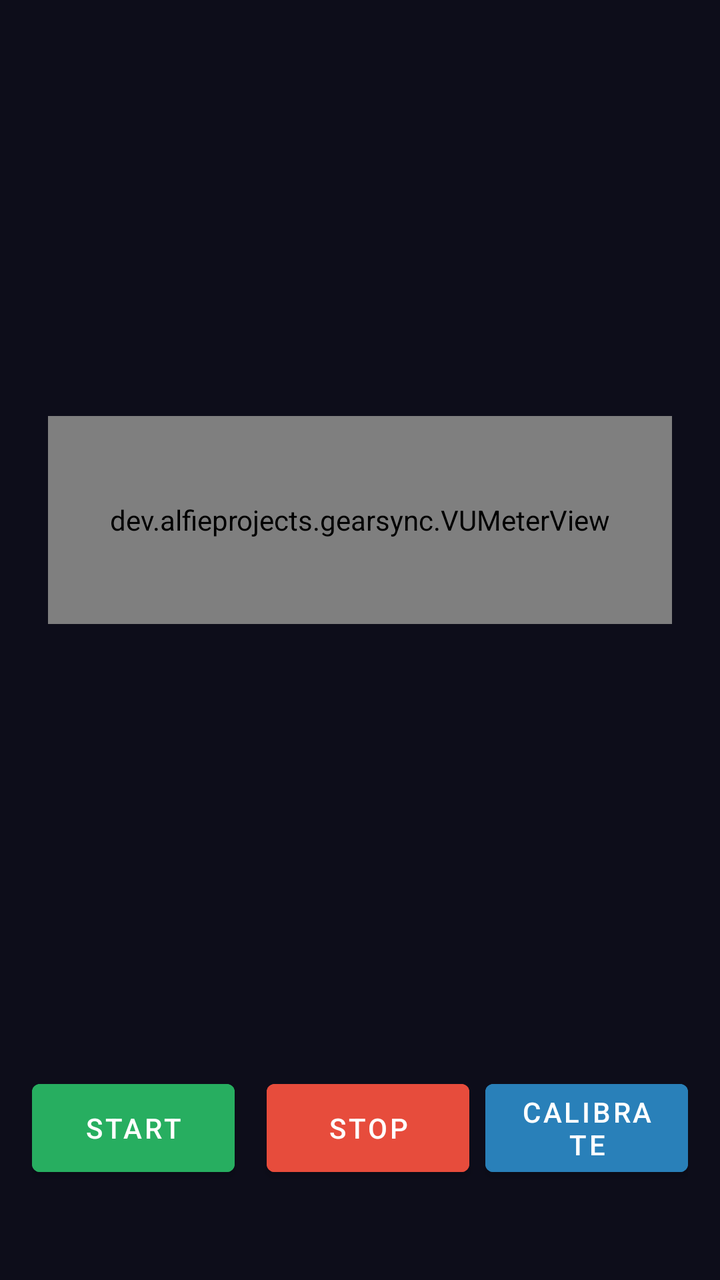
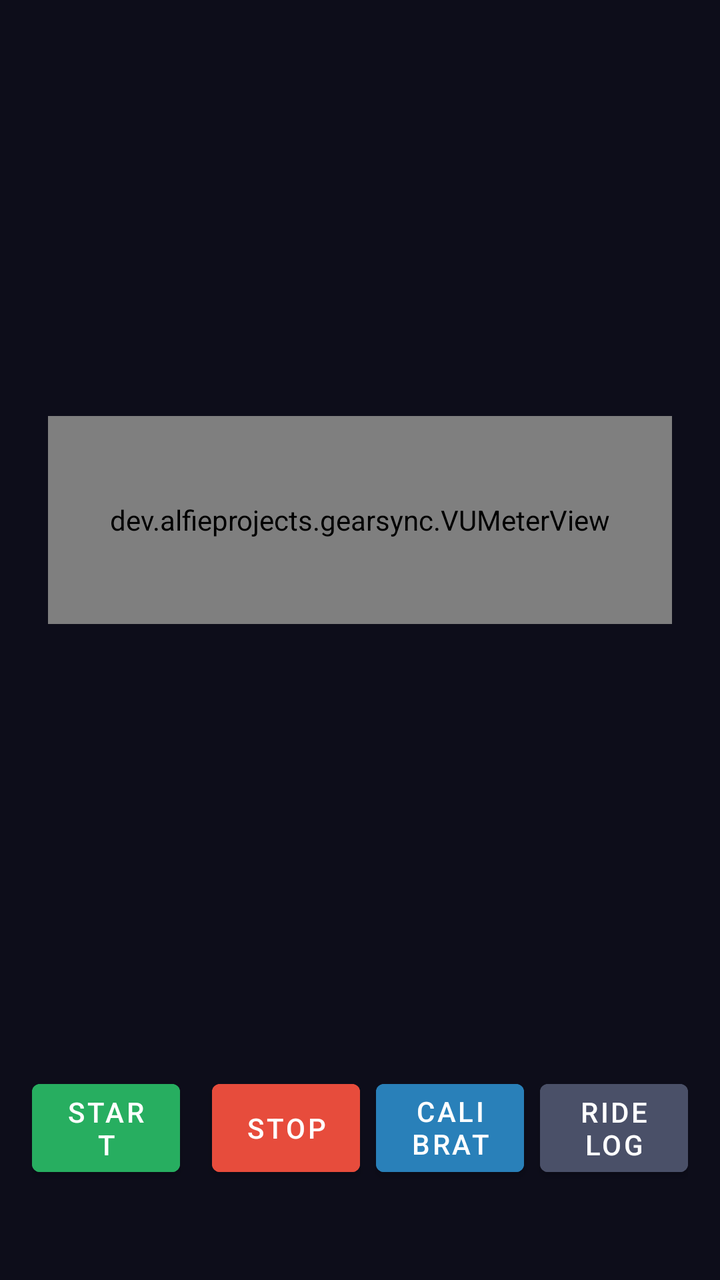

Two renders of the same Android screen: before a commit and after it. Below are the layout's source before the change and the commit's diff.
<!-- AndroidManifest.xml: application theme Theme.GearSync -->
<!-- res/layout/activity_main.xml -->
<?xml version="1.0" encoding="utf-8"?>
<androidx.constraintlayout.widget.ConstraintLayout
    xmlns:android="http://schemas.android.com/apk/res/android"
    xmlns:app="http://schemas.android.com/apk/res-auto"
    android:layout_width="match_parent"
    android:layout_height="match_parent"
    android:background="@color/background_dark">

    <dev.alfieprojects.gearsync.VUMeterView
        android:id="@+id/vuMeter"
        android:layout_width="0dp"
        android:layout_height="0dp"
        android:layout_margin="24dp"
        app:layout_constraintTop_toTopOf="parent"
        app:layout_constraintStart_toStartOf="parent"
        app:layout_constraintEnd_toEndOf="parent"
        app:layout_constraintBottom_toTopOf="@id/controlRow"
        app:layout_constraintDimensionRatio="H,3:1" />

    <LinearLayout
        android:id="@+id/controlRow"
        android:layout_width="0dp"
        android:layout_height="wrap_content"
        android:orientation="horizontal"
        android:gravity="center"
        android:padding="16dp"
        android:layout_marginBottom="32dp"
        app:layout_constraintBottom_toBottomOf="parent"
        app:layout_constraintStart_toStartOf="parent"
        app:layout_constraintEnd_toEndOf="parent">

        <Button
            android:id="@+id/btnStart"
            android:layout_width="0dp"
            android:layout_weight="1"
            android:layout_height="56dp"
            android:layout_marginEnd="8dp"
            android:text="@string/btn_start"
            android:backgroundTint="@color/button_start" />

        <Button
            android:id="@+id/btnStop"
            android:layout_width="0dp"
            android:layout_weight="1"
            android:layout_height="56dp"
            android:layout_marginStart="8dp"
            android:text="@string/btn_stop"
            android:backgroundTint="@color/button_stop" />

        
        <Button
            android:id="@+id/btnCalibrate"
            android:layout_width="0dp"
            android:layout_weight="1"
            android:layout_height="56dp"
            android:layout_marginStart="8dp"
            android:text="@string/btn_calibrate"
            android:backgroundTint="@color/calib_gear_button" />

    </LinearLayout>

</androidx.constraintlayout.widget.ConstraintLayout>
<!-- resources referenced by this layout -->
<resources>
  <color name="background_dark">#0D0D1A</color>
  <color name="button_start">#27AE60</color>
  <color name="button_stop">#E74C3C</color>
  <color name="calib_gear_button">#2980B9</color>
  <string name="btn_calibrate">Calibrate</string>
  <string name="btn_start">Start</string>
  <string name="btn_stop">Stop</string>
  <style name="Theme.GearSync" parent="Theme.MaterialComponents.DayNight.NoActionBar">
          <item name="colorPrimary">#27AE60</item>
          <item name="colorPrimaryVariant">#1E8449</item>
          <item name="colorOnPrimary">#FFFFFF</item>
          <item name="colorSurface">#0D0D1A</item>
          <item name="android:windowBackground">#0D0D1A</item>
          <item name="android:statusBarColor">#0D0D1A</item>
          <item name="android:navigationBarColor">#0D0D1A</item>
      </style>
</resources>

<!-- the commit's change to res/layout/activity_main.xml (unified diff, before → after) -->
@@ -57,6 +57,16 @@
             android:text="@string/btn_calibrate"
             android:backgroundTint="@color/calib_gear_button" />
 
+        
+        <Button
+            android:id="@+id/btnRideLog"
+            android:layout_width="0dp"
+            android:layout_weight="1"
+            android:layout_height="56dp"
+            android:layout_marginStart="8dp"
+            android:text="@string/btn_ride_log"
+            android:backgroundTint="@color/ridelog_aux" />
+
     </LinearLayout>
 
 </androidx.constraintlayout.widget.ConstraintLayout>
<!-- resource entries referenced after the edit -->
@@ -4,7 +4,9 @@
   <color name="button_start">#27AE60</color>
   <color name="button_stop">#E74C3C</color>
   <color name="calib_gear_button">#2980B9</color>
+  <color name="ridelog_aux">#4A5068</color>
   <string name="btn_calibrate">Calibrate</string>
+  <string name="btn_ride_log">Ride log</string>
   <string name="btn_start">Start</string>
   <string name="btn_stop">Stop</string>
   <style name="Theme.GearSync" parent="Theme.MaterialComponents.DayNight.NoActionBar">
